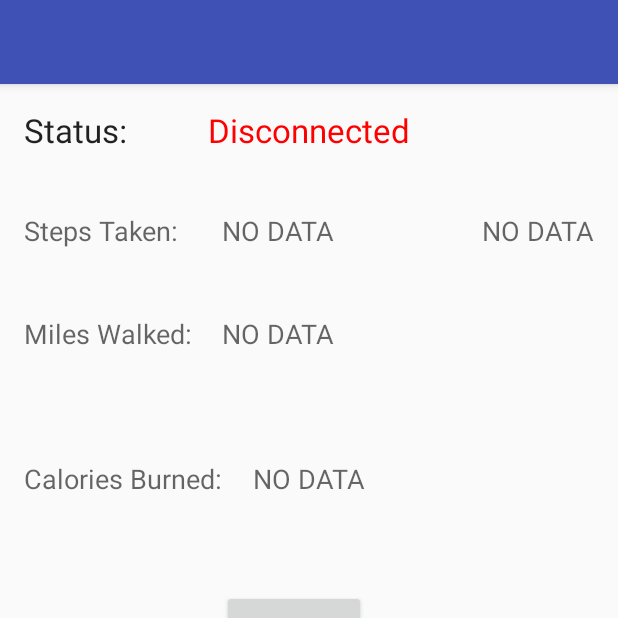
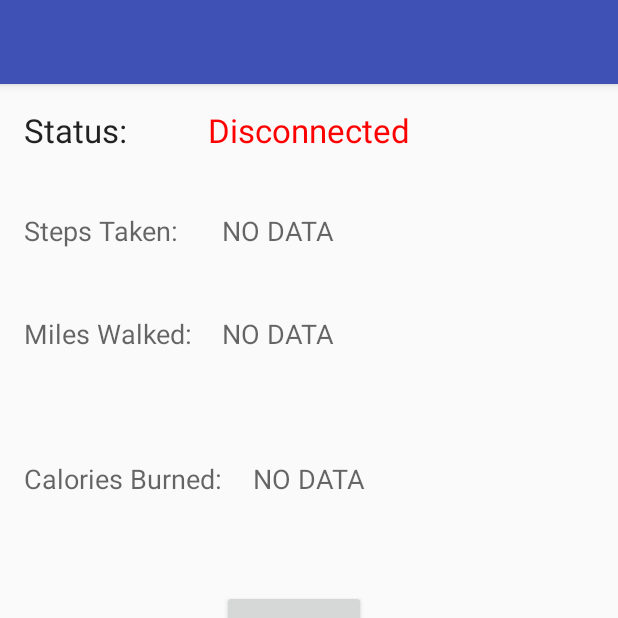
Before and after one commit to dyay108/SoleBLE, an Android app: the screen it shows after launch (DeviceControlActivity), on a phone screen of 412 x 824 dp, the top half of it. Run offline under Robolectric (Android 15) with nearby library versions, the phone set to English and light mode, and no system bars; 3 statements that could not run were skipped.

```diff
--- a/app/src/main/res/layout/content_device_control.xml
+++ b/app/src/main/res/layout/content_device_control.xml
@@ -104,13 +104,4 @@
         android:layout_above="@+id/button"
         android:layout_centerHorizontal="true" />
 
-    <TextView
-        android:layout_width="wrap_content"
-        android:layout_height="wrap_content"
-        android:textAppearance="?android:attr/textAppearanceMedium"
-        android:text="NO DATA"
-        android:id="@+id/data2"
-        android:layout_above="@+id/textView4"
-        android:layout_alignParentEnd="true" />
-
 </RelativeLayout>
```
Also changed, not shown: app/src/main/java/com/electrisole/team17/soleble/DeviceControlActivity.java (+8 -16 lines).
